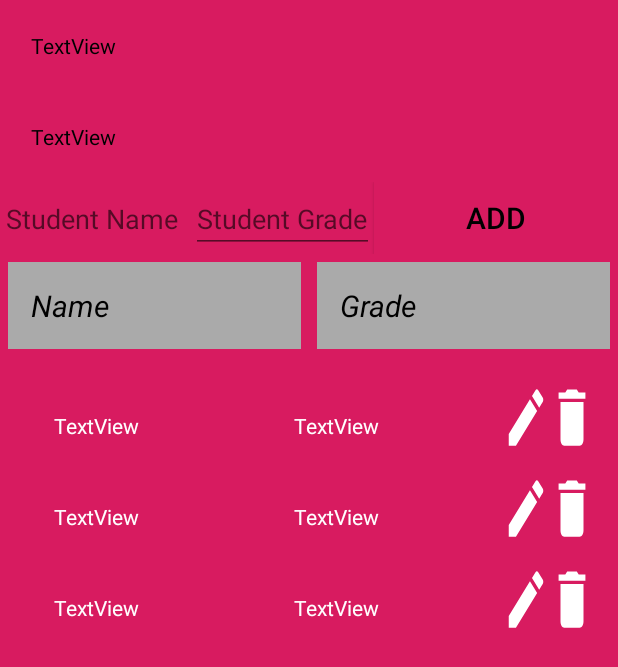
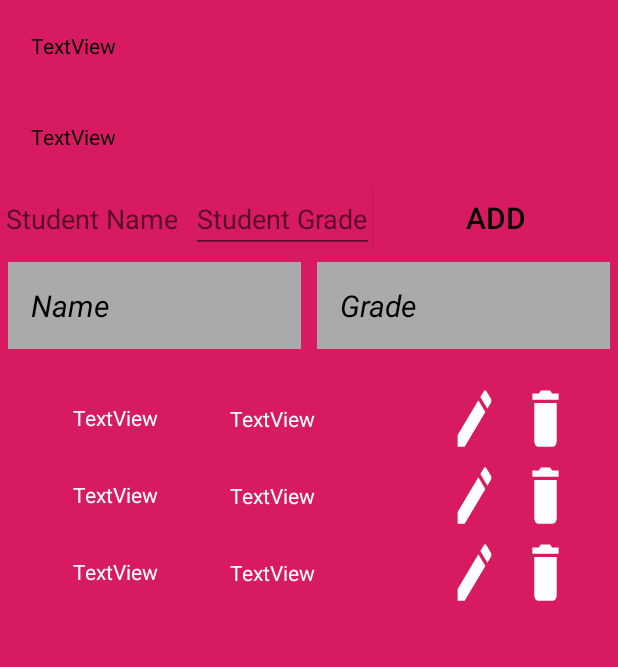
Before and after one commit to rofidamaher/TeacherGradesApp, an Android app: the layout fragment_a.xml on its own in the app's theme, with its tools: preview values and no code run, on a phone screen of 412 x 824 dp. Shown: the top 667 px of the screen. Run offline under Robolectric (Android 15) with nearby library versions, the phone set to English and light mode, and no system bars.

Commit message:
2nd commit

```diff
--- a/app/src/main/res/layout/fragment_a.xml
+++ b/app/src/main/res/layout/fragment_a.xml
@@ -61,7 +61,7 @@
 
         <TextView
             android:id="@+id/name"
-            android:layout_width="wrap_content"
+            android:layout_width="30dp"
             android:layout_height="wrap_content"
             android:layout_margin="@dimen/margin_text"
             android:layout_weight="1"
@@ -74,7 +74,7 @@
 
         <TextView
             android:id="@+id/grade"
-            android:layout_width="wrap_content"
+            android:layout_width="30dp"
             android:layout_height="wrap_content"
             android:layout_margin="@dimen/margin_text"
             android:layout_weight="1"
--- a/app/src/main/res/layout/row.xml
+++ b/app/src/main/res/layout/row.xml
@@ -1,41 +1,57 @@
 <?xml version="1.0" encoding="utf-8"?>
-<LinearLayout xmlns:android="http://schemas.android.com/apk/res/android"
+<androidx.constraintlayout.widget.ConstraintLayout xmlns:android="http://schemas.android.com/apk/res/android"
+    xmlns:app="http://schemas.android.com/apk/res-auto"
+    xmlns:tools="http://schemas.android.com/tools"
+    android:id="@+id/linearLayout"
     android:layout_width="match_parent"
     android:layout_height="wrap_content"
     android:orientation="horizontal">
 
     <TextView
         android:id="@+id/stu_name"
-        android:layout_width="@dimen/text_width"
+        android:layout_width="wrap_content"
         android:layout_height="wrap_content"
-        android:layout_margin="@dimen/margin_text"
-        android:layout_weight="1"
+        android:layout_marginBottom="1dp"
         android:padding="@dimen/padding_text"
         android:text="TextView"
-        android:textColor="@android:color/background_light" />
+        android:textColor="@android:color/background_light"
+        app:layout_constraintBottom_toBottomOf="parent"
+        app:layout_constraintEnd_toStartOf="@+id/stu_grade"
+        app:layout_constraintStart_toStartOf="parent"
+        app:layout_constraintTop_toTopOf="parent" />
 
     <TextView
         android:id="@+id/stu_grade"
-        android:layout_width="@dimen/text_width"
+        android:layout_width="wrap_content"
         android:layout_height="wrap_content"
-        android:layout_margin="@dimen/margin_text"
-        android:layout_weight="1"
         android:padding="@dimen/padding_text"
         android:text="TextView"
-        android:textColor="@android:color/background_light" />
+        android:textColor="@android:color/background_light"
+        app:layout_constraintBottom_toBottomOf="parent"
+        app:layout_constraintEnd_toStartOf="@+id/btn_edit"
+        app:layout_constraintStart_toEndOf="@+id/stu_name"
+        app:layout_constraintTop_toTopOf="parent" />
 
     <Button
         android:id="@+id/btn_edit"
         android:layout_width="@dimen/btn_width"
         android:layout_height="@dimen/btn_height"
-        android:layout_weight="1"
+        android:layout_marginStart="58dp"
+        android:layout_marginLeft="58dp"
         android:background="@drawable/ic_edit_black_24dp"
-        android:textColor="@android:color/background_light" />
+        android:textColor="@android:color/background_light"
+        app:layout_constraintBottom_toBottomOf="parent"
+        app:layout_constraintEnd_toStartOf="@+id/btn_delete"
+        app:layout_constraintStart_toEndOf="@+id/stu_grade"
+        app:layout_constraintTop_toTopOf="parent" />
 
     <Button
         android:id="@+id/btn_delete"
         android:layout_width="@dimen/btn_width"
         android:layout_height="@dimen/btn_height"
-        android:layout_weight="1"
-        android:background="@drawable/ic_delete_black_24dp" />
-</LinearLayout>
+        android:background="@drawable/ic_delete_black_24dp"
+        app:layout_constraintBottom_toBottomOf="parent"
+        app:layout_constraintEnd_toEndOf="parent"
+        app:layout_constraintStart_toEndOf="@+id/btn_edit"
+        app:layout_constraintTop_toTopOf="parent" />
+</androidx.constraintlayout.widget.ConstraintLayout>
--- a/app/src/main/res/values/dimens.xml
+++ b/app/src/main/res/values/dimens.xml
@@ -2,7 +2,7 @@
 <resources>
     <dimen name="padding_text">15dp</dimen>
     <dimen name="margin_text">5dp</dimen>
-    <dimen name="btn_width">1dp</dimen>
+    <dimen name="btn_width">30dp</dimen>
     <dimen name="btn_height">50dp</dimen>
     <dimen name="text_width">120dp</dimen>
     <dimen name="text_size">20dp</dimen>
```
